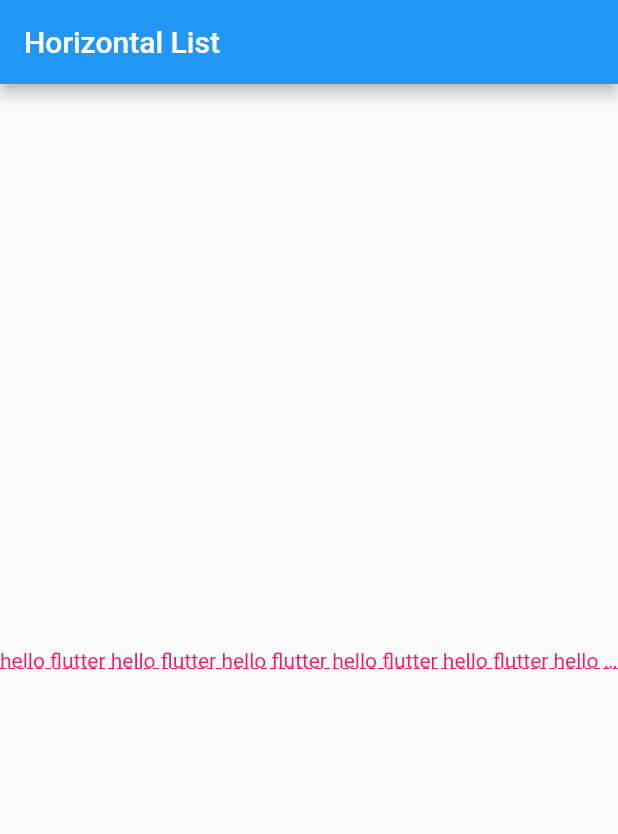
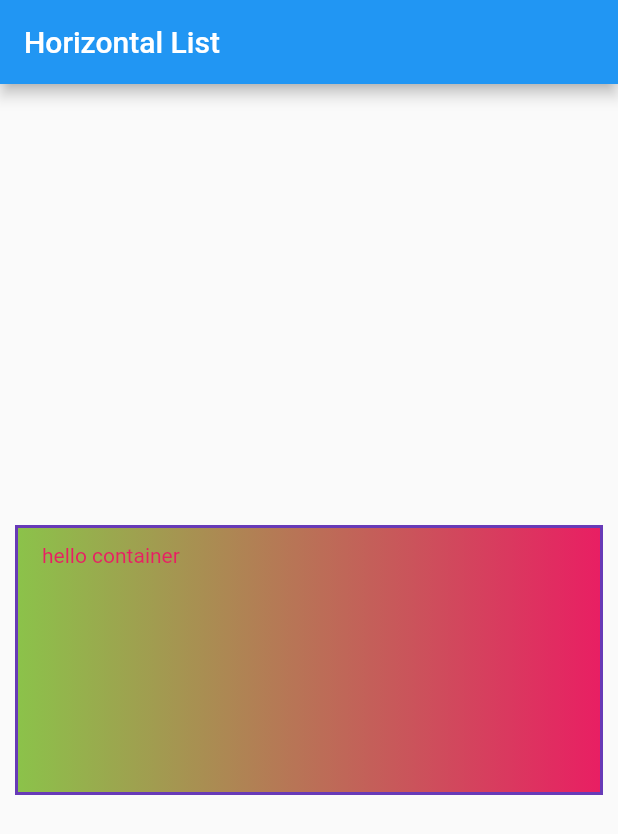
Before and after one commit to liulxin/flutter-demos, a Flutter app: the screen it shows after launch, on a phone screen of 412 x 824 dp. Shown: the top 834 px of the screen. Run offline on Flutter 3.47's test engine with Material 2 defaults, Android fonts, the phone set to English and light mode, and no system bars.

Commit message:
Container

```diff
--- a/lib/main.dart
+++ b/lib/main.dart
@@ -10,22 +10,28 @@ class MyApp extends StatelessWidget {
     return new MaterialApp(
       title: title,
       home: new Scaffold(
-        appBar: new AppBar(
-          title: new Text(title),
-        ),
-        body: new Center(
-          child: Text('hello flutter hello flutter hello flutter hello flutter hello flutter hello flutter hello flutter',
-          maxLines: 1,
-          overflow: TextOverflow.ellipsis,
-          style: TextStyle(
-            fontSize: 14.0,
-            color: Colors.pink,
-            decoration: TextDecoration.underline,
-            decorationStyle: TextDecorationStyle.dashed
+          appBar: new AppBar(
+            title: new Text(title),
           ),
-          )
-        )
-      ),
+          body: new Center(
+              child: new Container(
+            width: double.infinity,
+            height: 180.0,
+            margin: const EdgeInsets.all(10.0),
+            padding: const EdgeInsets.fromLTRB(16.0, 10.0, 0.0, 2.0),
+            child: new Text(
+              'hello container',
+              style: TextStyle(fontSize: 14.0, color: Colors.pink),
+              textAlign: TextAlign.center,
+            ),
+            alignment: Alignment.topLeft,
+//                color: Colors.lightGreenAccent,
+            decoration: new BoxDecoration(
+                gradient: const LinearGradient(
+                  colors: [Colors.lightGreen, Colors.pink],
+                ),
+                border: Border.all(width: 2.0, color: Colors.deepPurple)),
+          ))),
     );
   }
 }
```
